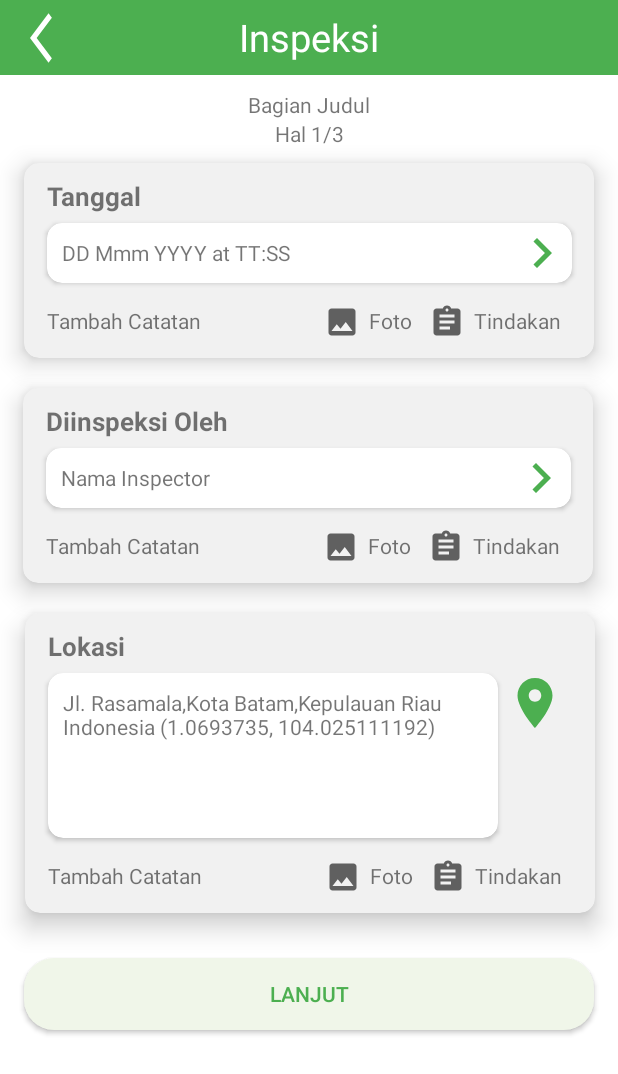
After one commit to aurtabatamindo/iInspector, an Android app: the InspeksiAwal screen opened directly, with no data from a screen before it, on a phone screen of 412 x 824 dp. The commit adds this screen. Shown: the top 1074 px of the screen. Run offline under Robolectric (Android 15) with nearby library versions, the phone set to English and light mode, and no system bars; Roboto replaces fonts that are not available here.

Commit message:
inspeksi awal

```diff
--- /dev/null
+++ b/app/src/main/java/com/example/iinspector/InspeksiAwal.java
@@ -0,0 +1,14 @@
+package com.example.iinspector;
+
+import androidx.appcompat.app.AppCompatActivity;
+
+import android.os.Bundle;
+
+public class InspeksiAwal extends AppCompatActivity {
+
+    @Override
+    protected void onCreate(Bundle savedInstanceState) {
+        super.onCreate(savedInstanceState);
+        setContentView(R.layout.activity_inspeksi_awal);
+    }
+}
--- a/app/src/main/java/com/example/iinspector/ui/gallery/GalleryFragment.java
+++ b/app/src/main/java/com/example/iinspector/ui/gallery/GalleryFragment.java
@@ -1,6 +1,7 @@
 package com.example.iinspector.ui.gallery;
 
 import android.content.Context;
+import android.content.Intent;
 import android.os.Bundle;
 import android.view.LayoutInflater;
 import android.view.View;
@@ -15,6 +16,7 @@ import androidx.recyclerview.widget.LinearLayoutManager;
 import androidx.recyclerview.widget.RecyclerView;
 import androidx.viewpager.widget.ViewPager;
 
+import com.example.iinspector.InspeksiAwal;
 import com.example.iinspector.R;
 import com.example.iinspector.ui.main.SectionsPagerAdapter;
 
--- /dev/null
+++ b/app/src/main/res/drawable/back_icon.xml
@@ -0,0 +1,5 @@
+<vector android:autoMirrored="true" android:height="24dp"
+    android:tint="#FFFFFF" android:viewportHeight="24"
+    android:viewportWidth="24" android:width="24dp" xmlns:android="http://schemas.android.com/apk/res/android">
+    <path android:fillColor="@android:color/white" android:pathData="M11.67,3.87L9.9,2.1 0,12l9.9,9.9 1.77,-1.77L3.54,12z"/>
+</vector>
--- /dev/null
+++ b/app/src/main/res/drawable/btnlanjut.xml
@@ -0,0 +1,7 @@
+<?xml version="1.0" encoding="utf-8"?>
+<shape xmlns:android="http://schemas.android.com/apk/res/android">
+
+    <corners android:radius="20dp"/>
+    <solid android:color="@color/btnLanjut"/>
+
+</shape>
--- /dev/null
+++ b/app/src/main/res/drawable/next_icon.xml
@@ -0,0 +1,5 @@
+<vector android:height="24dp" android:tint="#FFFFFF"
+    android:viewportHeight="24" android:viewportWidth="24"
+    android:width="24dp" xmlns:android="http://schemas.android.com/apk/res/android">
+    <path android:fillColor="@android:color/white" android:pathData="M10,6L8.59,7.41 13.17,12l-4.58,4.59L10,18l6,-6z"/>
+</vector>
--- /dev/null
+++ b/app/src/main/res/drawable/photo_icon.xml
@@ -0,0 +1,10 @@
+<vector xmlns:android="http://schemas.android.com/apk/res/android"
+    android:width="24dp"
+    android:height="24dp"
+    android:viewportWidth="24"
+    android:viewportHeight="24"
+    android:tint="?attr/colorControlNormal">
+  <path
+      android:fillColor="@android:color/white"
+      android:pathData="M21,19V5c0,-1.1 -0.9,-2 -2,-2H5c-1.1,0 -2,0.9 -2,2v14c0,1.1 0.9,2 2,2h14c1.1,0 2,-0.9 2,-2zM8.5,13.5l2.5,3.01L14.5,12l4.5,6H5l3.5,-4.5z"/>
+</vector>
--- /dev/null
+++ b/app/src/main/res/drawable/tindakan_icon.xml
@@ -0,0 +1,11 @@
+<vector xmlns:android="http://schemas.android.com/apk/res/android"
+    android:width="24dp"
+    android:height="24dp"
+    android:viewportWidth="24"
+    android:viewportHeight="24"
+    android:tint="?attr/colorControlNormal"
+    android:autoMirrored="true">
+  <path
+      android:fillColor="@android:color/white"
+      android:pathData="M19,3h-4.18C14.4,1.84 13.3,1 12,1c-1.3,0 -2.4,0.84 -2.82,2L5,3c-1.1,0 -2,0.9 -2,2v14c0,1.1 0.9,2 2,2h14c1.1,0 2,-0.9 2,-2L21,5c0,-1.1 -0.9,-2 -2,-2zM12,3c0.55,0 1,0.45 1,1s-0.45,1 -1,1 -1,-0.45 -1,-1 0.45,-1 1,-1zM14,17L7,17v-2h7v2zM17,13L7,13v-2h10v2zM17,9L7,9L7,7h10v2z"/>
+</vector>
--- /dev/null
+++ b/app/src/main/res/layout/activity_inspeksi_awal.xml
@@ -0,0 +1,326 @@
+<?xml version="1.0" encoding="utf-8"?>
+<androidx.constraintlayout.widget.ConstraintLayout xmlns:android="http://schemas.android.com/apk/res/android"
+    xmlns:app="http://schemas.android.com/apk/res-auto"
+    xmlns:tools="http://schemas.android.com/tools"
+    android:layout_width="match_parent"
+    android:layout_height="match_parent"
+    tools:context=".InspeksiAwal">
+
+    <FrameLayout
+        android:id="@+id/textView4"
+        android:layout_width="match_parent"
+        android:layout_height="50dp"
+        android:background="@color/Primary"
+        app:layout_constraintEnd_toEndOf="parent"
+        app:layout_constraintStart_toStartOf="parent"
+        app:layout_constraintTop_toTopOf="parent" >
+
+        <androidx.appcompat.widget.AppCompatButton
+            android:layout_width="30dp"
+            android:layout_height="40dp"
+            android:background="@drawable/back_icon"
+            android:layout_marginTop="5dp"
+            android:layout_marginLeft="20dp"
+            tools:layout_editor_absoluteX="16dp"
+            tools:layout_editor_absoluteY="10dp" />
+
+        <TextView
+            android:layout_width="wrap_content"
+            android:layout_height="wrap_content"
+            android:text="Inspeksi"
+            android:textColor="@color/white"
+            android:textSize="25dp"
+            android:layout_gravity="center" />
+    </FrameLayout>
+
+    <TextView
+        android:id="@+id/textView5"
+        android:layout_width="wrap_content"
+        android:layout_height="wrap_content"
+        android:layout_marginTop="10dp"
+        android:text="Bagian Judul"
+        app:layout_constraintEnd_toEndOf="parent"
+        app:layout_constraintStart_toStartOf="parent"
+        app:layout_constraintTop_toBottomOf="@+id/textView4" />
+
+    <TextView
+        android:id="@+id/textView6"
+        android:layout_width="wrap_content"
+        android:layout_height="wrap_content"
+        android:text="Hal 1/3"
+        app:layout_constraintEnd_toEndOf="parent"
+        app:layout_constraintStart_toStartOf="parent"
+        app:layout_constraintTop_toBottomOf="@+id/textView5" />
+
+    <androidx.cardview.widget.CardView
+        android:id="@+id/cardView"
+        android:layout_width="380dp"
+        android:layout_height="130dp"
+        android:layout_marginTop="10dp"
+        app:cardBackgroundColor="@color/cardAbu"
+        app:cardCornerRadius="10dp"
+        app:cardElevation="10dp"
+        app:layout_constraintEnd_toEndOf="parent"
+        app:layout_constraintStart_toStartOf="parent"
+        app:layout_constraintTop_toBottomOf="@+id/textView6">
+
+        <TextView
+            android:layout_width="wrap_content"
+            android:layout_height="wrap_content"
+            android:layout_marginLeft="15dp"
+            android:layout_marginTop="10dp"
+            android:text="Tanggal"
+            android:textSize="17dp"
+            android:textStyle="bold" />
+
+        <androidx.cardview.widget.CardView
+            android:layout_width="350dp"
+            android:layout_height="40dp"
+            android:layout_marginLeft="15dp"
+            android:layout_marginTop="40dp"
+            app:cardCornerRadius="10dp">
+
+            <TextView
+                android:layout_width="wrap_content"
+                android:layout_height="wrap_content"
+                android:layout_marginLeft="10dp"
+                android:layout_marginTop="10dp"
+                android:text="DD Mmm YYYY at TT:SS" />
+
+            <Button
+                android:layout_width="40dp"
+                android:layout_height="40dp"
+                android:layout_gravity="right"
+                android:background="@drawable/next_icon" />
+
+        </androidx.cardview.widget.CardView>
+
+        <TextView
+            android:layout_width="wrap_content"
+            android:layout_height="wrap_content"
+            android:layout_gravity="bottom"
+            android:layout_marginLeft="15dp"
+            android:layout_marginBottom="15dp"
+            android:text="Tambah Catatan" />
+
+        <TextView
+            android:layout_width="wrap_content"
+            android:layout_height="wrap_content"
+            android:layout_gravity="bottom"
+            android:layout_marginLeft="230dp"
+            android:layout_marginBottom="15dp"
+            android:text="Foto" />
+
+        <TextView
+            android:layout_width="wrap_content"
+            android:layout_height="wrap_content"
+            android:layout_gravity="bottom"
+            android:layout_marginLeft="200dp"
+            android:layout_marginBottom="12dp"
+            android:background="@drawable/photo_icon" />
+
+        <TextView
+            android:layout_width="wrap_content"
+            android:layout_height="wrap_content"
+            android:layout_gravity="bottom"
+            android:layout_marginLeft="270dp"
+            android:layout_marginBottom="12dp"
+            android:background="@drawable/tindakan_icon" />
+
+        <TextView
+            android:layout_width="wrap_content"
+            android:layout_height="wrap_content"
+            android:layout_gravity="bottom"
+            android:layout_marginLeft="300dp"
+            android:layout_marginBottom="15dp"
+            android:text="Tindakan" />
+
+    </androidx.cardview.widget.CardView>
+
+    <androidx.cardview.widget.CardView
+        android:id="@+id/cardView2"
+        android:layout_width="380dp"
+        android:layout_height="130dp"
+        android:layout_marginTop="20dp"
+        app:cardBackgroundColor="@color/cardAbu"
+        app:cardCornerRadius="10dp"
+        app:cardElevation="10dp"
+        app:layout_constraintEnd_toEndOf="parent"
+        app:layout_constraintHorizontal_bias="0.483"
+        app:layout_constraintStart_toStartOf="parent"
+        app:layout_constraintTop_toBottomOf="@+id/cardView">
+
+        <TextView
+            android:layout_width="wrap_content"
+            android:layout_height="wrap_content"
+            android:layout_marginLeft="15dp"
+            android:layout_marginTop="10dp"
+            android:text="Diinspeksi Oleh"
+            android:textSize="17dp"
+            android:textStyle="bold" />
+
+        <androidx.cardview.widget.CardView
+            android:layout_width="350dp"
+            android:layout_height="40dp"
+            android:layout_marginLeft="15dp"
+            android:layout_marginTop="40dp"
+            app:cardCornerRadius="10dp">
+
+            <TextView
+                android:layout_width="wrap_content"
+                android:layout_height="wrap_content"
+                android:layout_marginLeft="10dp"
+                android:layout_marginTop="10dp"
+                android:text="Nama Inspector" />
+
+            <Button
+                android:layout_width="40dp"
+                android:layout_height="40dp"
+                android:layout_gravity="right"
+                android:background="@drawable/next_icon" />
+
+        </androidx.cardview.widget.CardView>
+
+        <TextView
+            android:layout_width="wrap_content"
+            android:layout_height="wrap_content"
+            android:layout_gravity="bottom"
+            android:layout_marginLeft="15dp"
+            android:layout_marginBottom="15dp"
+            android:text="Tambah Catatan" />
+
+        <TextView
+            android:layout_width="wrap_content"
+            android:layout_height="wrap_content"
+            android:layout_gravity="bottom"
+            android:layout_marginLeft="230dp"
+            android:layout_marginBottom="15dp"
+            android:text="Foto" />
+
+        <TextView
+            android:layout_width="wrap_content"
+            android:layout_height="wrap_content"
+            android:layout_gravity="bottom"
+            android:layout_marginLeft="200dp"
+            android:layout_marginBottom="12dp"
+            android:background="@drawable/photo_icon" />
+
+        <TextView
+            android:layout_width="wrap_content"
+            android:layout_height="wrap_content"
+            android:layout_gravity="bottom"
+            android:layout_marginLeft="270dp"
+            android:layout_marginBottom="12dp"
+            android:background="@drawable/tindakan_icon" />
+
+        <TextView
+            android:layout_width="wrap_content"
+            android:layout_height="wrap_content"
+            android:layout_gravity="bottom"
+            android:layout_marginLeft="300dp"
+            android:layout_marginBottom="15dp"
+            android:text="Tindakan" />
+
+    </androidx.cardview.widget.CardView>
+
+    <androidx.cardview.widget.CardView
+        android:id="@+id/cardView3"
+        android:layout_width="380dp"
+        android:layout_height="200dp"
+        android:layout_marginTop="20dp"
+        app:cardBackgroundColor="@color/cardAbu"
+        app:cardCornerRadius="10dp"
+        app:cardElevation="10dp"
+        app:layout_constraintEnd_toEndOf="parent"
+        app:layout_constraintHorizontal_bias="0.516"
+        app:layout_constraintStart_toStartOf="parent"
+        app:layout_constraintTop_toBottomOf="@+id/cardView2">
+
+        <TextView
+            android:layout_width="wrap_content"
+            android:layout_height="wrap_content"
+            android:layout_marginLeft="15dp"
+            android:layout_marginTop="10dp"
+            android:text="Lokasi"
+            android:textSize="17dp"
+            android:textStyle="bold" />
+
+        <androidx.cardview.widget.CardView
+            android:layout_width="300dp"
+            android:layout_height="110dp"
+            android:layout_marginLeft="15dp"
+            android:layout_marginTop="40dp"
+            app:cardCornerRadius="10dp">
+
+            <TextView
+                android:layout_width="wrap_content"
+                android:layout_height="wrap_content"
+                android:layout_marginLeft="10dp"
+                android:layout_marginTop="10dp"
+                android:text="Jl. Rasamala,Kota Batam,Kepulauan Riau Indonesia (1.0693735, 104.025111192)" />
+
+
+        </androidx.cardview.widget.CardView>
+
+        <Button
+            android:layout_width="40dp"
+            android:layout_height="40dp"
+            android:layout_gravity="right"
+            android:layout_marginTop="40dp"
+            android:layout_marginRight="20dp"
+            android:background="@drawable/lokasi_icon" />
+
+        <TextView
+            android:layout_width="wrap_content"
+            android:layout_height="wrap_content"
+            android:layout_gravity="bottom"
+            android:layout_marginLeft="15dp"
+            android:layout_marginBottom="15dp"
+            android:text="Tambah Catatan" />
+
+        <TextView
+            android:layout_width="wrap_content"
+            android:layout_height="wrap_content"
+            android:layout_gravity="bottom"
+            android:layout_marginLeft="230dp"
+            android:layout_marginBottom="15dp"
+            android:text="Foto" />
+
+        <TextView
+            android:layout_width="wrap_content"
+            android:layout_height="wrap_content"
+            android:layout_gravity="bottom"
+            android:layout_marginLeft="200dp"
+            android:layout_marginBottom="12dp"
+            android:background="@drawable/photo_icon" />
+
+        <TextView
+            android:layout_width="wrap_content"
+            android:layout_height="wrap_content"
+            android:layout_gravity="bottom"
+            android:layout_marginLeft="270dp"
+            android:layout_marginBottom="12dp"
+            android:background="@drawable/tindakan_icon" />
+
+        <TextView
+            android:layout_width="wrap_content"
+            android:layout_height="wrap_content"
+            android:layout_gravity="bottom"
+            android:layout_marginLeft="300dp"
+            android:layout_marginBottom="15dp"
+            android:text="Tindakan" />
+
+    </androidx.cardview.widget.CardView>
+
+    <androidx.appcompat.widget.AppCompatButton
+        android:layout_width="380dp"
+        android:layout_height="wrap_content"
+        app:layout_constraintEnd_toEndOf="parent"
+        android:layout_marginTop="30dp"
+        android:text="Lanjut"
+        android:elevation="10dp"
+        android:textColor="@color/Primary"
+        android:background="@drawable/btnlanjut"
+        app:layout_constraintStart_toStartOf="parent"
+        app:layout_constraintTop_toBottomOf="@+id/cardView3" />
+</androidx.constraintlayout.widget.ConstraintLayout>
--- a/app/src/main/res/values/colors.xml
+++ b/app/src/main/res/values/colors.xml
@@ -9,11 +9,13 @@
     <color name="white">#FFFFFFFF</color>
     <color name="text_dark">#3D4857</color>
     <color name="text_abu">#C0C2D1</color>
+    <color name="btnLanjut">#F0F6E9</color>
 
     <color name="color_one">#fb7268</color>
     <color name="color_white">#ededf2</color>
     <color name="color_two">#E3E0E0</color>
 
+    <color name="cardAbu">#F1F1F1</color>
     <color name="R">#FFA726</color>
     <color name="Python">#66BB6A</color>
     <color name="CPP">#EF5350</color>
```
Also changed, not shown: app/src/main/AndroidManifest.xml (+4 -4 lines).
